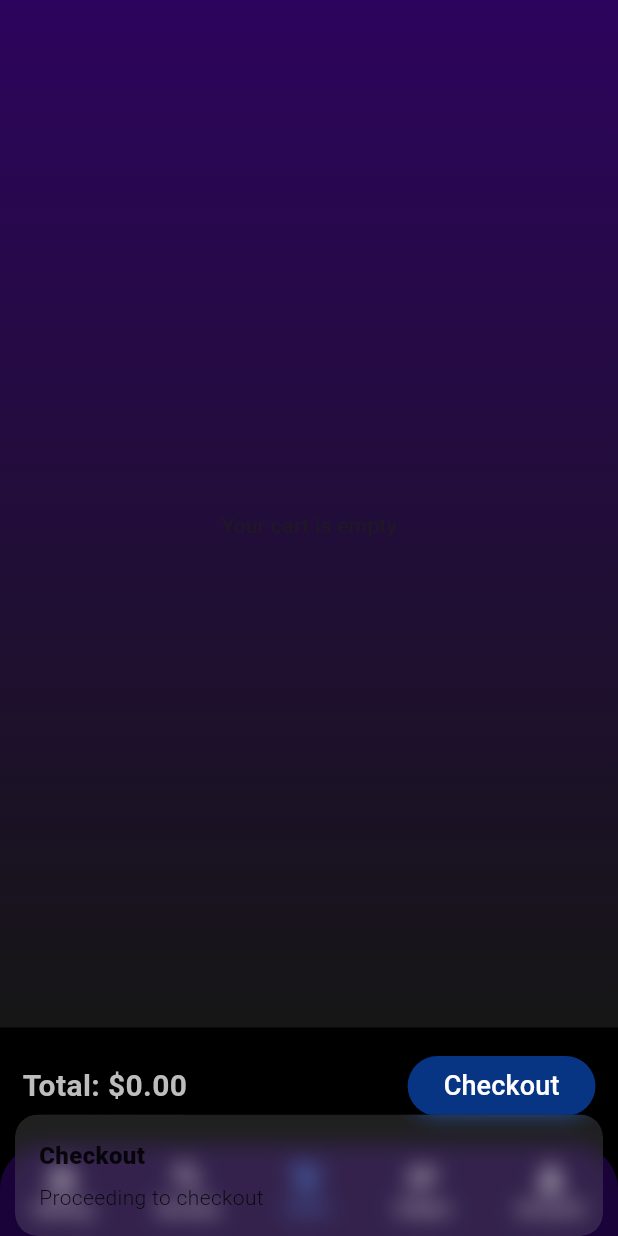
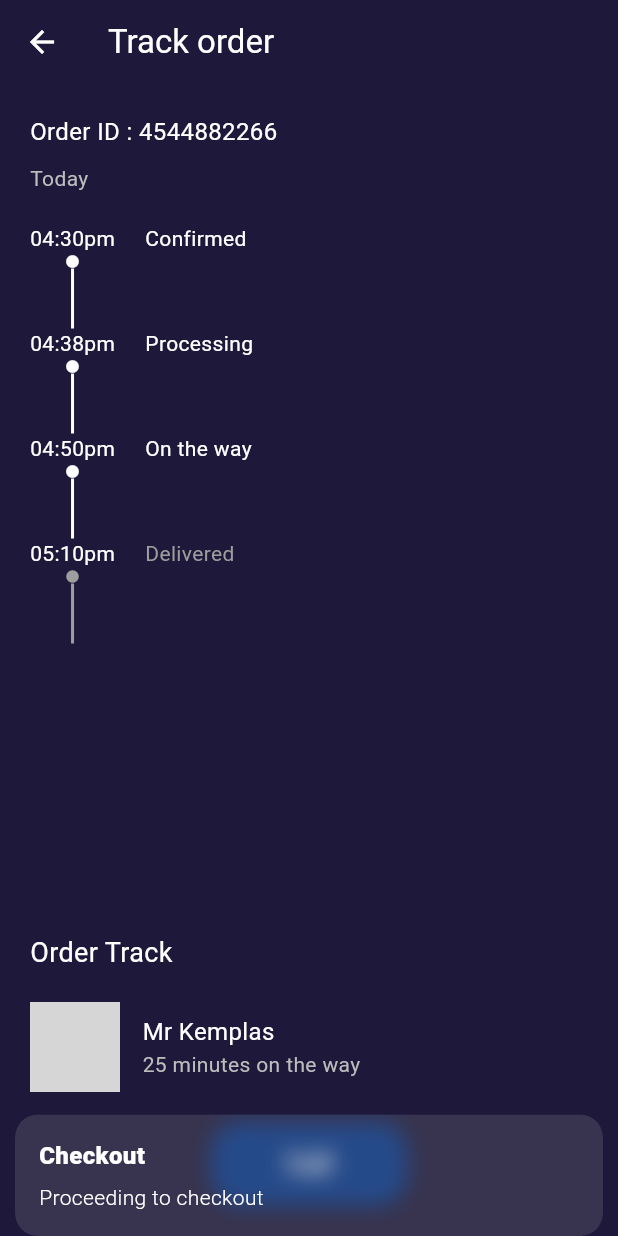
Before and after one commit to Nimra467/Foodie-App, a Flutter app: the screen it shows once a user with an empty profile is signed in, item 3 of the bottom bar chosen, after a tap on "Checkout", on a phone screen of 412 x 824 dp. Run offline on Flutter 3.47's test engine with Material 3 defaults, Android fonts, the light colour scheme and no system bars; our stand-ins replace firebase_auth, firebase_core, geocoding, geolocator, get; accounts and stored records are empty; grey boxes are pictures that could not be loaded.

Commit message:
order tracking

```diff
--- /dev/null
+++ b/foodpanda_frontend/lib/controllers/track_orderController.dart
@@ -0,0 +1,28 @@
+import 'package:flutter/material.dart';
+import 'package:get/get.dart';
+import 'package:url_launcher/url_launcher.dart';
+
+class TrackOrderController extends GetxController {
+  var orderStages = [
+    {"time": "04:30pm", "status": "Confirmed"},
+    {"time": "04:38pm", "status": "Processing"},
+    {"time": "04:50pm", "status": "On the way"},
+    {"time": "05:10pm", "status": "Delivered"},
+  ].obs;
+
+  var deliveryPersonName = "Mr Kemplas".obs;
+  var deliveryTime = "25 minutes on the way".obs;
+  var orderId = "4544882266".obs;
+
+  Future<void> callDeliveryPerson() async {
+    final Uri launchUri = Uri(
+      scheme: 'tel',
+      path: '+123456789', // Replace with actual phone number
+    );
+    if (await canLaunchUrl(launchUri)) {
+      await launchUrl(launchUri);
+    } else {
+      Get.snackbar('Error', 'Could not launch call');
+    }
+  }
+}
--- a/foodpanda_frontend/lib/controllers/map_luancher.dart
+++ b/foodpanda_frontend/lib/models/map_launcher.dart
@@ -1,4 +1,5 @@
 import 'dart:developer';
+
 import 'package:foodpanda_frontend/models/lat_lng.dart';
 import 'package:geocoding/geocoding.dart';
 import 'package:url_launcher/url_launcher.dart';
@@ -30,5 +31,4 @@ class MapLauncher {
       log('Unable to open Google Maps home page.');
     }
   }
-
 }
--- a/foodpanda_frontend/lib/views/cartScreen.dart
+++ b/foodpanda_frontend/lib/views/cartScreen.dart
@@ -3,6 +3,7 @@
 import 'package:flutter/material.dart';
 import 'package:foodpanda_frontend/components/custom_background.dart';
 import 'package:foodpanda_frontend/controllers/cartController.dart';
+import 'package:foodpanda_frontend/views/track_order_screen.dart';
 import 'package:get/get.dart';
 
 class CartScreen extends StatelessWidget {
@@ -14,14 +15,12 @@ class CartScreen extends StatelessWidget {
       body: Stack(
         children: [
           CustomBackground(
-            child: // Your custom background widget
-                Padding(
+            child: Padding(
               padding: const EdgeInsets.only(top: 16.0),
               child: Obx(() {
                 if (cartController.cartItems.isEmpty) {
                   return Center(child: Text('Your cart is empty'));
                 }
-
                 return ListView.builder(
                   itemCount: cartController.cartItems.length,
                   itemBuilder: (context, index) {
@@ -43,12 +42,25 @@ class CartScreen extends StatelessWidget {
                           style: TextStyle(fontWeight: FontWeight.bold),
                         ),
                         subtitle: Text('\$${item['price'].toStringAsFixed(2)}'),
-                        trailing: IconButton(
-                          icon: Icon(Icons.remove_circle_outline,
-                              color: Colors.red),
-                          onPressed: () {
-                            cartController.removeFromCart(item);
-                          },
+                        trailing: Row(
+                          mainAxisSize: MainAxisSize.min,
+                          children: [
+                            IconButton(
+                              icon: Icon(Icons.remove_circle_outline,
+                                  color: Colors.red),
+                              onPressed: () {
+                                cartController.decreaseQuantity(item);
+                              },
+                            ),
+                            Text('${item['quantity']}'),
+                            IconButton(
+                              icon: Icon(Icons.add_circle_outline,
+                                  color: Colors.green),
+                              onPressed: () {
+                                cartController.increaseQuantity(item);
+                              },
+                            ),
+                          ],
                         ),
                       ),
                     );
@@ -80,7 +92,9 @@ class CartScreen extends StatelessWidget {
               onPressed: () {
                 // Handle checkout action
                 Get.snackbar('Checkout', 'Proceeding to checkout',
+                    colorText: Colors.white,
                     snackPosition: SnackPosition.BOTTOM);
+                Get.to(TrackOrderScreen());
               },
               child: Text(
                 'Checkout',
--- a/foodpanda_frontend/lib/views/mainscreen.dart
+++ b/foodpanda_frontend/lib/views/mainscreen.dart
@@ -46,7 +46,7 @@ class NavBar extends StatelessWidget {
           child: Row(
             mainAxisAlignment: MainAxisAlignment.spaceAround,
             children: [
-              _buildNavItem(Icons.home_outlined, "Setting", 0),
+              _buildNavItem(Icons.home_outlined, "Home", 0),
               _buildNavItem(Icons.search, "Browse", 1),
               _buildNavItem(Icons.shopping_cart_outlined, "Carts", 2),
               _buildNavItem(Icons.notes_sharp, "Orders", 3),
--- a/foodpanda_frontend/lib/views/restuarant_Screen.dart
+++ b/foodpanda_frontend/lib/views/restuarant_Screen.dart
@@ -75,10 +75,9 @@ class RestaurantPage extends StatelessWidget {
                     onPressed: () {
                       cartController.addToCart(item);
                       Get.snackbar(
-                        'Added to Cart',
-                        '${item['name']} added to cart',
-                        snackPosition: SnackPosition.BOTTOM,
-                      );
+                          'Added to Cart', '${item['name']} added to cart',
+                          snackPosition: SnackPosition.BOTTOM,
+                          colorText: Colors.white);
                     },
                   ),
                 ),
--- a/foodpanda_frontend/lib/views/signup_screen.dart
+++ b/foodpanda_frontend/lib/views/signup_screen.dart
@@ -122,12 +122,11 @@ class SignUpScreen extends StatelessWidget {
                             if (user != null) {
                               Get.snackbar(
                                   'Success', 'Account created successfully',
-                                  colorText: Color.fromARGB(0, 255, 255, 255));
-
+                                  colorText: Colors.white);
                             }
                           } else {
                             Get.snackbar('Error', 'Passwords do not match',
-                                colorText: Color.fromARGB(0, 255, 255, 255));
+                                colorText: Colors.white);
                           }
                         },
                         style: ElevatedButton.styleFrom(
--- /dev/null
+++ b/foodpanda_frontend/lib/views/track_order_screen.dart
@@ -0,0 +1,128 @@
+import 'package:flutter/material.dart';
+import 'package:foodpanda_frontend/controllers/track_orderController.dart';
+import 'package:get/get.dart';
+
+class TrackOrderScreen extends StatelessWidget {
+  final TrackOrderController controller = Get.put(TrackOrderController());
+
+  @override
+  Widget build(BuildContext context) {
+    return Scaffold(
+      backgroundColor: Color(0xFF1E193B),
+      appBar: AppBar(
+        backgroundColor: Colors.transparent,
+        elevation: 0,
+        leading: IconButton(
+          icon: Icon(Icons.arrow_back, color: Colors.white),
+          onPressed: () => Get.back(),
+        ),
+        title: Text('Track order', style: TextStyle(color: Colors.white)),
+      ),
+      body: Padding(
+        padding: const EdgeInsets.all(20.0),
+        child: Column(
+          crossAxisAlignment: CrossAxisAlignment.start,
+          children: [
+            Obx(() => Text("Order ID : ${controller.orderId.value}",
+                style: TextStyle(color: Colors.white, fontSize: 16))),
+            const SizedBox(height: 10),
+            Text("Today", style: TextStyle(color: Colors.grey[400])),
+            const SizedBox(height: 20),
+            Expanded(
+              child: ListView.builder(
+                itemCount: controller.orderStages.length,
+                itemBuilder: (context, index) {
+                  final Map<String, String> stage = controller
+                      .orderStages[index]; // Explicitly specifying the type
+                  return OrderStageTile(
+                    time: stage["time"]!,
+                    status: stage["status"]!,
+                    isCompleted: index < controller.orderStages.length - 1,
+                  );
+                },
+              ),
+            ),
+            const SizedBox(height: 20),
+            Text("Order Track",
+                style: TextStyle(color: Colors.white, fontSize: 18)),
+            const SizedBox(height: 20),
+            Obx(() => Row(
+                  children: [
+                    CircleAvatar(
+                      radius: 30,
+                      backgroundImage: AssetImage(
+                          'assets/delivery_person.jpg'), // Add image in assets
+                    ),
+                    const SizedBox(width: 15),
+                    Column(
+                      crossAxisAlignment: CrossAxisAlignment.start,
+                      children: [
+                        Text(controller.deliveryPersonName.value,
+                            style:
+                                TextStyle(color: Colors.white, fontSize: 16)),
+                        Text(controller.deliveryTime.value,
+                            style: TextStyle(
+                                color: Colors.grey[400], fontSize: 14)),
+                      ],
+                    ),
+                  ],
+                )),
+            const SizedBox(height: 20),
+            Center(
+              child: ElevatedButton(
+                style: ElevatedButton.styleFrom(
+                  backgroundColor: const Color.fromARGB(255, 7, 53, 132),
+                  shape: RoundedRectangleBorder(
+                      borderRadius: BorderRadius.circular(20)),
+                  padding: EdgeInsets.symmetric(horizontal: 50, vertical: 15),
+                ),
+                onPressed: controller.callDeliveryPerson,
+                child: Text("Call",
+                    style: TextStyle(fontSize: 18, color: Colors.white)),
+              ),
+            ),
+          ],
+        ),
+      ),
+    );
+  }
+}
+
+class OrderStageTile extends StatelessWidget {
+  final String time;
+  final String status;
+  final bool isCompleted;
+
+  const OrderStageTile({
+    required this.time,
+    required this.status,
+    required this.isCompleted,
+  });
+
+  @override
+  Widget build(BuildContext context) {
+    return Row(
+      crossAxisAlignment: CrossAxisAlignment.start,
+      children: [
+        Column(
+          children: [
+            Text(time, style: TextStyle(color: Colors.white)),
+            Icon(
+              Icons.circle,
+              color: isCompleted ? Colors.white : Colors.grey,
+              size: 10,
+            ),
+            Container(
+              width: 2,
+              height: 40,
+              color: isCompleted ? Colors.white : Colors.grey,
+            ),
+          ],
+        ),
+        const SizedBox(width: 20),
+        Text(status,
+            style: TextStyle(color: isCompleted ? Colors.white : Colors.grey)),
+      ],
+    );
+  }
+}
--- a/foodpanda_frontend/pubspec.yaml
+++ b/foodpanda_frontend/pubspec.yaml
@@ -43,6 +43,8 @@ dependencies:
   font_awesome_flutter: ^10.7.0
   geocoding: ^3.0.0
   url_launcher: ^6.3.1
+  geolocator: ^13.0.1
+  google_maps_flutter: ^2.9.0
 
 dev_dependencies:
   flutter_test:
```
Also changed, not shown: foodpanda_frontend/lib/controllers/cartController.dart (+28 -3 lines), foodpanda_frontend/lib/controllers/locationController.dart (added, +17 -0 lines), foodpanda_frontend/lib/views/location.dart (deleted, +0 -109 lines), foodpanda_frontend/pubspec.lock, 4 other files. Lines whose indentation alone changed are shown as unchanged.
